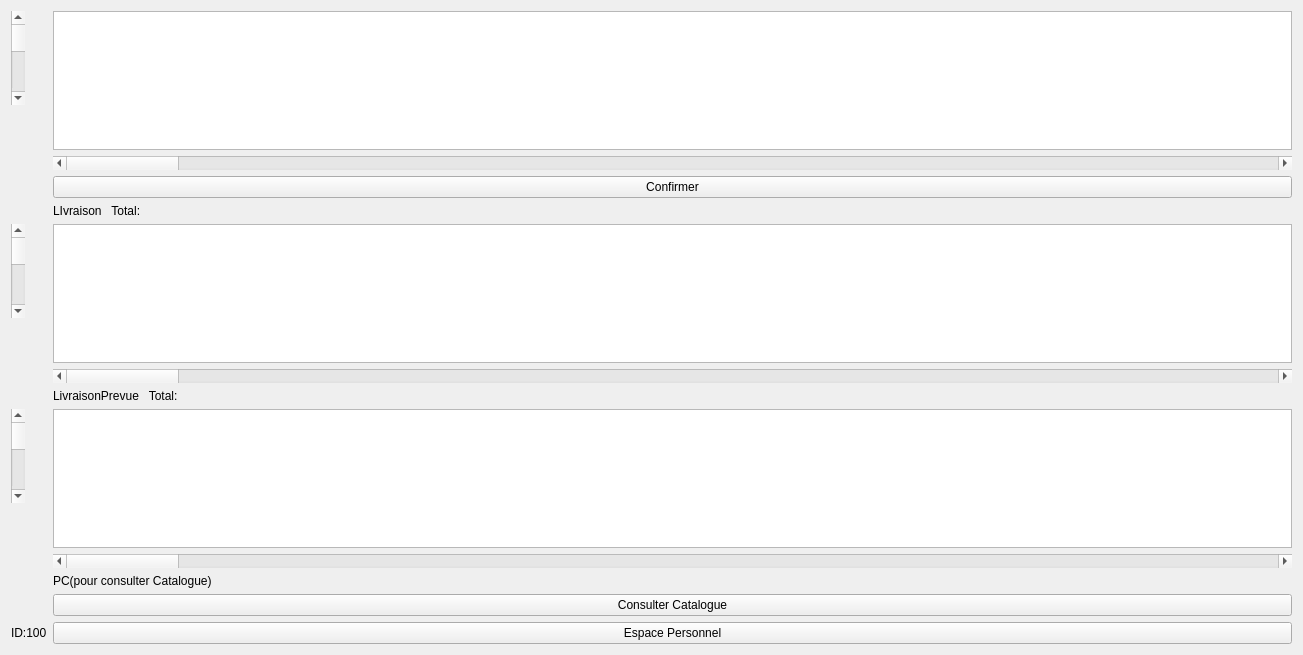
This is IG/consommateurIG/consommateurPanel/consommateurig.ui in 4mbroise/goodBasket as Qt 5 draws it before an edit. The edited form follows.
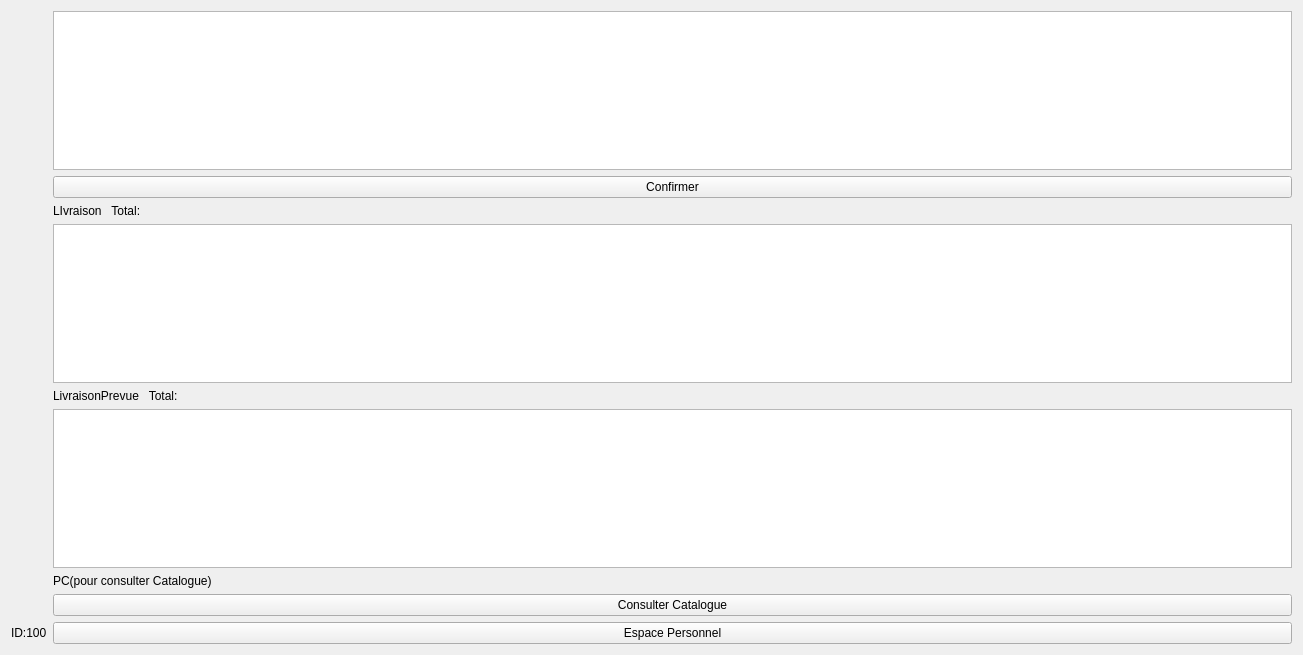
This is the edited form.

What changed in the file:
```diff
--- a/IG/consommateurIG/consommateurPanel/consommateurig.ui
+++ b/IG/consommateurIG/consommateurPanel/consommateurig.ui
@@ -14,106 +14,64 @@
    <string>Widget</string>
   </property>
   <layout class="QFormLayout" name="formLayout">
-   <item row="0" column="0">
-    <widget class="QScrollBar" name="verticalScrollBar_2">
-     <property name="orientation">
-      <enum>Qt::Vertical</enum>
-     </property>
-    </widget>
+   <item row="0" column="1">
+    <widget class="QListWidget" name="Livraison"/>
    </item>
    <item row="1" column="1">
-    <widget class="QScrollBar" name="horizontalScrollBar">
-     <property name="orientation">
-      <enum>Qt::Horizontal</enum>
-     </property>
-    </widget>
-   </item>
-   <item row="2" column="1">
     <widget class="QPushButton" name="Confirmer">
      <property name="text">
       <string>Confirmer</string>
      </property>
     </widget>
    </item>
-   <item row="4" column="1">
+   <item row="3" column="1">
     <widget class="QLabel" name="LivraisonLabel">
      <property name="text">
       <string>LIvraison   Total:</string>
      </property>
     </widget>
    </item>
-   <item row="5" column="0">
-    <widget class="QScrollBar" name="verticalScrollBar">
-     <property name="orientation">
-      <enum>Qt::Vertical</enum>
-     </property>
-    </widget>
-   </item>
-   <item row="5" column="1">
+   <item row="4" column="1">
     <widget class="QListWidget" name="LivraisonPrevue"/>
    </item>
-   <item row="6" column="1">
-    <widget class="QScrollBar" name="horizontalScrollBar_2">
-     <property name="orientation">
-      <enum>Qt::Horizontal</enum>
-     </property>
-    </widget>
-   </item>
-   <item row="7" column="1">
+   <item row="5" column="1">
     <widget class="QLabel" name="LivraisonPrevueLabel">
      <property name="text">
       <string>LivraisonPrevue   Total:</string>
      </property>
     </widget>
    </item>
-   <item row="8" column="0">
-    <widget class="QScrollBar" name="verticalScrollBar_3">
-     <property name="orientation">
-      <enum>Qt::Vertical</enum>
-     </property>
-    </widget>
-   </item>
-   <item row="8" column="1">
+   <item row="6" column="1">
     <widget class="QListWidget" name="PCListe"/>
    </item>
-   <item row="9" column="1">
-    <widget class="QScrollBar" name="horizontalScrollBar_3">
-     <property name="orientation">
-      <enum>Qt::Horizontal</enum>
-     </property>
-    </widget>
-   </item>
-   <item row="10" column="1">
+   <item row="7" column="1">
     <widget class="QLabel" name="PC">
      <property name="text">
       <string>PC(pour consulter Catalogue)</string>
      </property>
     </widget>
    </item>
-   <item row="11" column="1">
+   <item row="8" column="1">
     <widget class="QPushButton" name="ConsulterCatalogue">
      <property name="text">
       <string>Consulter Catalogue</string>
      </property>
     </widget>
    </item>
-   <item row="12" column="0">
+   <item row="9" column="0">
     <widget class="QLabel" name="ID">
      <property name="text">
       <string>ID:100</string>
      </property>
     </widget>
    </item>
-   <item row="12" column="1">
+   <item row="9" column="1">
     <widget class="QPushButton" name="EspacePersionnel">
      <property name="text">
       <string>Espace Personnel</string>
      </property>
     </widget>
    </item>
-   <item row="0" column="1">
-    <widget class="QListWidget" name="Livraison"/>
-   </item>
   </layout>
  </widget>
  <resources/>
```
